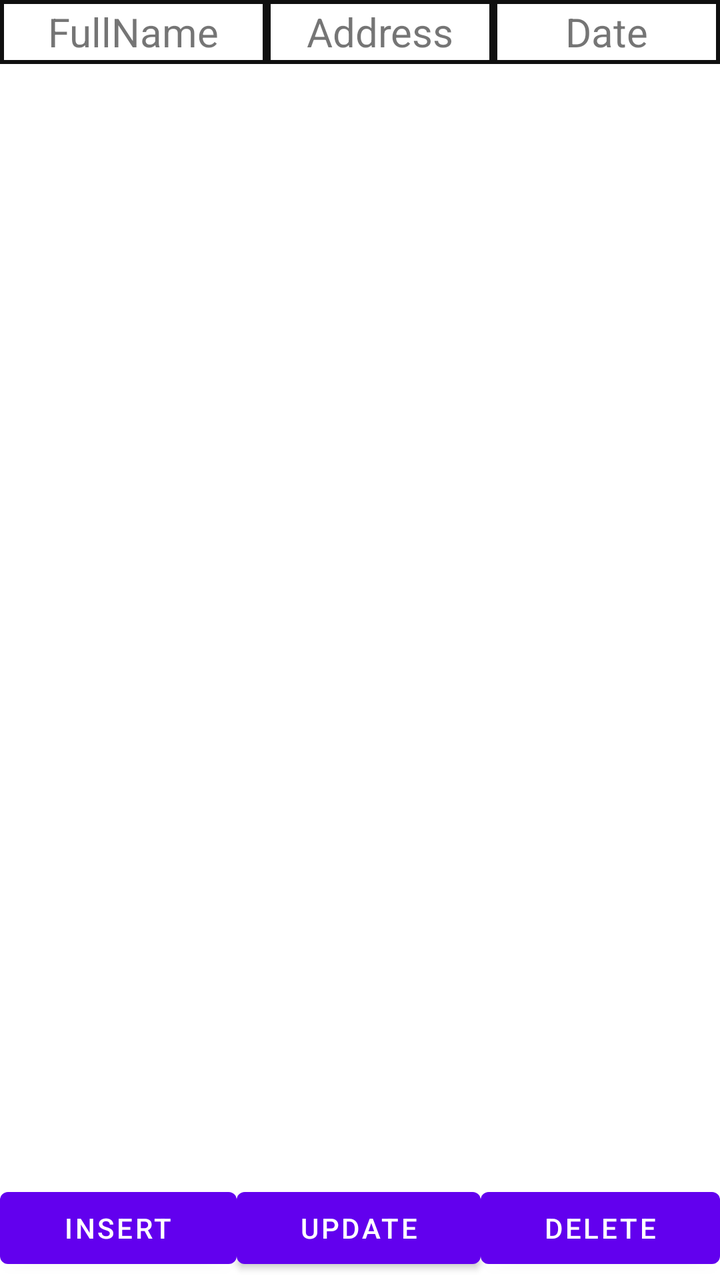
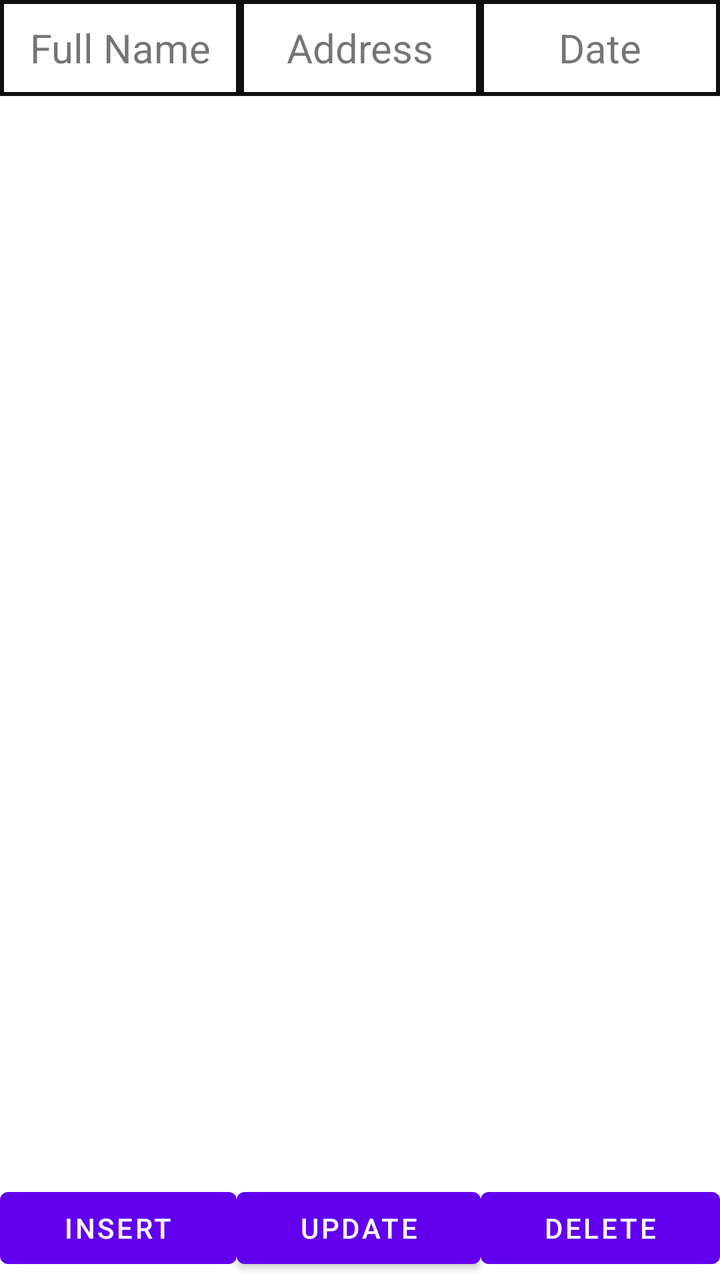

Compare the two renders of this Android layout. The source of the first and the diff that turns it into the second are given below.
<!-- AndroidManifest.xml: application theme Theme.InternetCall -->
<!-- res/layout/activity_manage.xml -->
<?xml version="1.0" encoding="utf-8"?>
<androidx.constraintlayout.widget.ConstraintLayout xmlns:android="http://schemas.android.com/apk/res/android"
    xmlns:app="http://schemas.android.com/apk/res-auto"
    xmlns:tools="http://schemas.android.com/tools"
    android:layout_width="match_parent"
    android:layout_height="match_parent"
    tools:context=".activities.ManageActivity">

    <LinearLayout
        android:id="@+id/header"
        android:layout_width="match_parent"
        android:layout_height="32dp"
        app:layout_constraintTop_toTopOf="parent">

        <TextView
            android:id="@+id/fullName"
            android:layout_width="60dp"
            android:layout_height="match_parent"
            android:layout_weight="1"
            android:background="@drawable/back"
            android:capitalize="none"
            android:gravity="center"
            android:text="FullName"
            android:textAppearance="@style/TextAppearance.AppCompat.Small"
            android:textSize="20sp" />

        <TextView
            android:id="@+id/address"
            android:layout_width="40dp"
            android:layout_height="match_parent"
            android:layout_weight="1"
            android:background="@drawable/back"
            android:gravity="center"
            android:text="Address"
            android:textSize="20sp" />

        <TextView
            android:id="@+id/date"
            android:layout_width="40dp"
            android:layout_height="match_parent"
            android:layout_weight="1"
            android:background="@drawable/back"
            android:gravity="center"
            android:text="Date"
            android:textSize="20sp" />
    </LinearLayout>


    <androidx.recyclerview.widget.RecyclerView
        android:id="@+id/recyclerView"
        android:layout_width="match_parent"
        android:layout_height="0dp"
        android:layout_marginBottom="1dp"
        app:layout_constraintBottom_toTopOf="@+id/linearLayout"
        app:layout_constraintEnd_toEndOf="parent"
        app:layout_constraintHorizontal_bias="0.0"
        app:layout_constraintStart_toStartOf="parent"
        app:layout_constraintTop_toBottomOf="@+id/header"
        app:layout_constraintVertical_bias="0.0" />

    <LinearLayout
        android:id="@+id/linearLayout"
        android:layout_width="0dp"
        android:layout_height="50dp"
        android:orientation="horizontal"
        app:layout_constraintBottom_toBottomOf="parent"
        app:layout_constraintEnd_toEndOf="parent"
        app:layout_constraintHorizontal_bias="0.0"
        app:layout_constraintStart_toStartOf="parent"
        app:layout_constraintTop_toTopOf="parent"
        app:layout_constraintVertical_bias="1.0">

        <Button
            android:id="@+id/btnInsert"
            android:layout_width="wrap_content"
            android:layout_height="wrap_content"
            android:layout_weight="1"
            android:text="Insert" />

        <Button
            android:id="@+id/btnUpdate"
            android:layout_width="wrap_content"
            android:layout_height="wrap_content"
            android:layout_weight="1"
            android:text="Update" />

        <Button
            android:id="@+id/btnDelete"
            android:layout_width="wrap_content"
            android:layout_height="wrap_content"
            android:layout_weight="1"
            android:text="Delete" />
    </LinearLayout>
</androidx.constraintlayout.widget.ConstraintLayout>
<!-- resources referenced by this layout -->
<resources>
  <!-- drawable back (drawable) -->
  <?xml version="1.0" encoding="utf-8"?>
  <shape xmlns:android="http://schemas.android.com/apk/res/android" android:shape="rectangle" >
      <solid android:color="@android:color/white" />
      <stroke android:width="2dip" android:color="#0f0f0f"/>
  </shape>
  <style name="Theme.InternetCall" parent="Theme.MaterialComponents.DayNight.DarkActionBar">
          
          <item name="colorPrimary">@color/purple_500</item>
          <item name="colorPrimaryVariant">@color/purple_700</item>
          <item name="colorOnPrimary">@color/white</item>
          
          <item name="colorSecondary">@color/teal_200</item>
          <item name="colorSecondaryVariant">@color/teal_700</item>
          <item name="colorOnSecondary">@color/black</item>
          
          <item name="android:statusBarColor" tools:targetApi="l">?attr/colorPrimaryVariant</item>
          
      </style>
  <color name="purple_500">#FF6200EE</color>
  <color name="purple_700">#FF3700B3</color>
  <color name="white">#FFFFFFFF</color>
  <color name="teal_200">#FF03DAC5</color>
  <color name="teal_700">#FF018786</color>
  <color name="black">#FF000000</color>
</resources>

<!-- the commit's change to res/layout/activity_manage.xml (unified diff, before → after) -->
@@ -9,39 +9,41 @@
     <LinearLayout
         android:id="@+id/header"
         android:layout_width="match_parent"
-        android:layout_height="32dp"
+        android:layout_height="48dp"
         app:layout_constraintTop_toTopOf="parent">
 
         <TextView
             android:id="@+id/fullName"
-            android:layout_width="60dp"
+            android:layout_width="260dp"
             android:layout_height="match_parent"
             android:layout_weight="1"
             android:background="@drawable/back"
-            android:capitalize="none"
             android:gravity="center"
-            android:text="FullName"
+            android:text="Full Name"
+            android:textAlignment="center"
             android:textAppearance="@style/TextAppearance.AppCompat.Small"
             android:textSize="20sp" />
 
         <TextView
             android:id="@+id/address"
-            android:layout_width="40dp"
+            android:layout_width="260dp"
             android:layout_height="match_parent"
             android:layout_weight="1"
             android:background="@drawable/back"
             android:gravity="center"
             android:text="Address"
+            android:textAlignment="center"
             android:textSize="20sp" />
 
         <TextView
             android:id="@+id/date"
-            android:layout_width="40dp"
+            android:layout_width="260dp"
             android:layout_height="match_parent"
             android:layout_weight="1"
             android:background="@drawable/back"
             android:gravity="center"
             android:text="Date"
+            android:textAlignment="center"
             android:textSize="20sp" />
     </LinearLayout>
 
